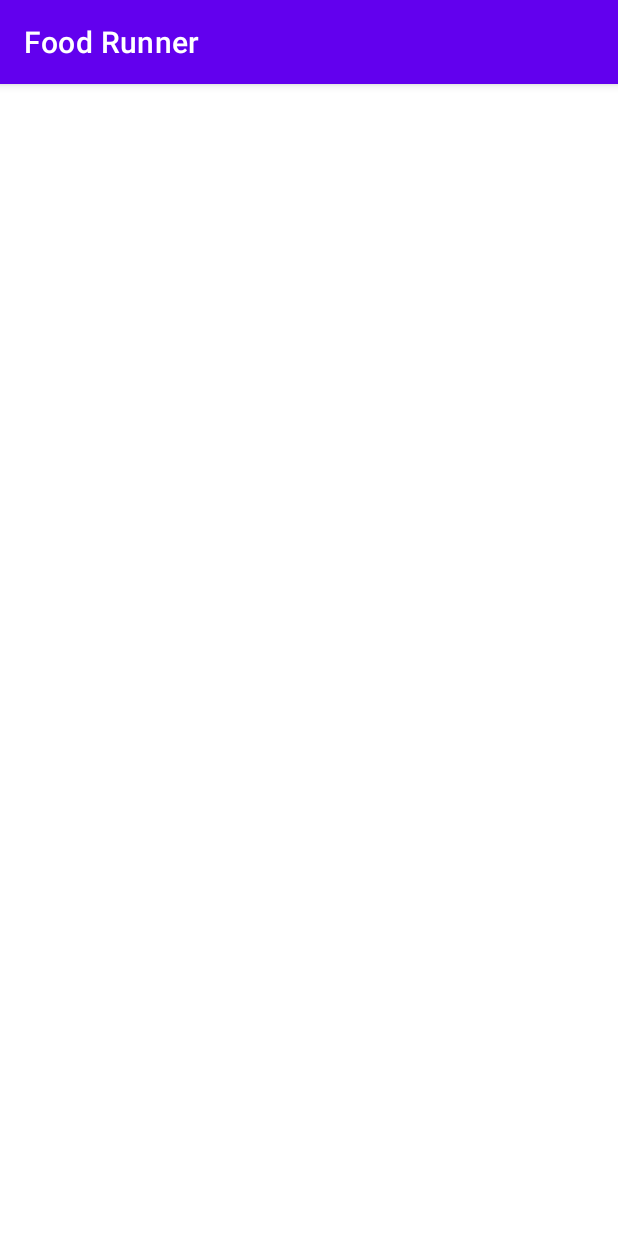
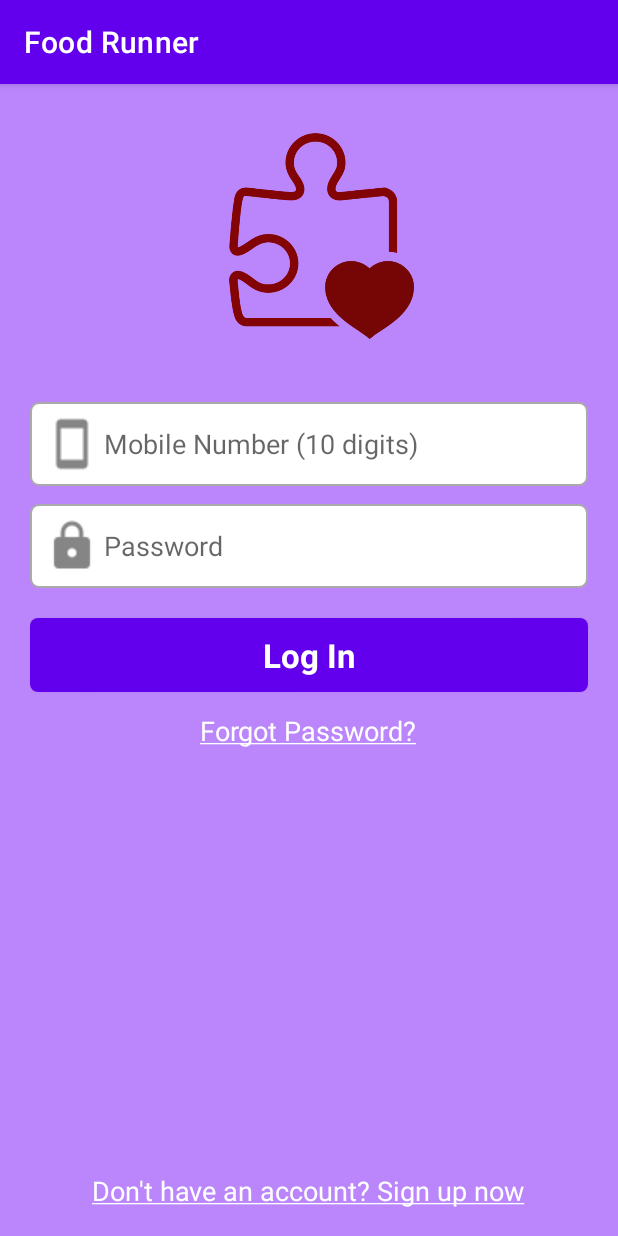
Before and after one commit to sadankhan/AndroidAlpha, an Android app: the screen it shows after launch (LoginActivity), on a phone screen of 412 x 824 dp. Run offline under Robolectric (Android 15) with nearby library versions, the phone set to English and light mode, and no system bars.

Commit message:
Add Login Layout

```diff
--- /dev/null
+++ b/foodrunner/src/main/res/drawable/button_background.xml
@@ -0,0 +1,10 @@
+<?xml version="1.0" encoding="utf-8"?>
+<shape xmlns:android="http://schemas.android.com/apk/res/android"
+    android:shape="rectangle">
+
+
+    <solid android:color="@color/purple_500"/>
+    <corners
+        android:radius="5dp" />
+
+</shape>
--- /dev/null
+++ b/foodrunner/src/main/res/drawable/text_boundary_background.xml
@@ -0,0 +1,13 @@
+<?xml version="1.0" encoding="utf-8"?>
+<shape xmlns:android="http://schemas.android.com/apk/res/android"
+    android:shape="rectangle">
+
+
+    <solid android:color="@android:color/white"/>
+    <stroke
+        android:width="1dp"
+        android:color="@android:color/darker_gray" />
+    <corners
+        android:radius="5dp"/>
+
+</shape>
--- a/foodrunner/src/main/res/layout/activity_login.xml
+++ b/foodrunner/src/main/res/layout/activity_login.xml
@@ -1,9 +1,98 @@
 <?xml version="1.0" encoding="utf-8"?>
-<androidx.constraintlayout.widget.ConstraintLayout xmlns:android="http://schemas.android.com/apk/res/android"
-    xmlns:app="http://schemas.android.com/apk/res-auto"
+<LinearLayout xmlns:android="http://schemas.android.com/apk/res/android"
     xmlns:tools="http://schemas.android.com/tools"
     android:layout_width="match_parent"
     android:layout_height="match_parent"
-    tools:context=".LoginActivity">
+    android:orientation="vertical"
+    tools:context=".LoginActivity"
+    android:background="@color/purple_200">
 
-</androidx.constraintlayout.widget.ConstraintLayout>
+    <ImageView
+        android:layout_width="140dp"
+        android:layout_height="140dp"
+        android:layout_gravity="center"
+        android:layout_marginTop="30dp"
+        android:layout_marginBottom="30dp"
+        android:contentDescription="@string/app_name"
+        android:src="@drawable/puzlogo"/>
+
+    <EditText
+        android:id="@+id/etMobileNumber"
+        android:layout_width="match_parent"
+        android:layout_height="wrap_content"
+        android:layout_marginLeft="20dp"
+        android:layout_marginRight="20dp"
+        android:layout_marginTop="12dp"
+        android:hint="@string/mobile_number"
+        android:inputType="number"
+        android:background="@drawable/text_boundary_background"
+        android:maxLength="10"
+        android:drawableLeft="@drawable/ic_action_phone"
+        android:drawablePadding="3dp"
+        android:maxLines="1"
+        android:padding="10dp"/>
+
+    <EditText
+        android:id="@+id/etPassword"
+        android:layout_width="match_parent"
+        android:layout_height="wrap_content"
+        android:layout_marginLeft="20dp"
+        android:layout_marginRight="20dp"
+        android:layout_marginTop="12dp"
+        android:hint="@string/password"
+        android:inputType="textPassword"
+        android:maxLength="6"
+        android:background="@drawable/text_boundary_background"
+        android:maxLines="1"
+        android:drawableLeft="@drawable/ic_action_password"
+        android:drawablePadding="3dp"
+        android:padding="10dp"/>
+
+    <Button
+        android:id="@+id/btnLogin"
+        android:layout_width="match_parent"
+        android:layout_height="wrap_content"
+        android:layout_marginTop="20dp"
+        android:layout_marginLeft="20dp"
+        android:layout_marginRight="20dp"
+        android:text="@string/login"
+        android:textAllCaps="false"
+        android:textStyle="bold"
+        android:textAppearance="?android:attr/textAppearanceLarge"
+        android:textColor="@android:color/white"
+        android:background="@drawable/button_background" />
+
+    <TextView
+        android:id="@+id/txtForgotPassword"
+        android:layout_width="wrap_content"
+        android:layout_height="wrap_content"
+        android:text="@string/forgot_password"
+        android:layout_marginTop="5dp"
+        android:padding="8dp"
+        android:textAppearance="?android:attr/textAppearanceMedium"
+        android:textColor="@android:color/white"
+        android:layout_gravity="center"/>
+
+    <RelativeLayout
+        android:layout_width="match_parent"
+        android:layout_height="match_parent">
+
+        <TextView
+            android:id="@+id/txtRegisterYourself"
+            android:layout_width="wrap_content"
+            android:layout_height="wrap_content"
+            android:layout_alignParentBottom="true"
+            android:layout_centerHorizontal="true"
+            android:background="@color/purple_200"
+            android:clickable="true"
+            android:focusable="true"
+            android:textAllCaps="false"
+            android:padding="8dp"
+            android:textAlignment="center"
+            android:text="@string/register_yourself"
+            android:textAppearance="?android:attr/textAppearanceMedium"
+            android:textColor="@android:color/white"
+            android:layout_marginBottom="10dp"/>
+
+    </RelativeLayout>
+</LinearLayout>
--- a/foodrunner/src/main/res/values/colors.xml
+++ b/foodrunner/src/main/res/values/colors.xml
@@ -6,6 +6,7 @@
     <color name="teal_200">#FF03DAC5</color>
     <color name="teal_700">#FF018786</color>
     <color name="black">#FF000000</color>
-    <color name="white">#FFFFFFFF</color>
+    <color name="white">#FFFFFFFF</color>>
     <color name="bg_orange">#EF690F</color>
+    <color name="color_logo">#730303</color>
 </resources>
--- a/foodrunner/src/main/res/values/strings.xml
+++ b/foodrunner/src/main/res/values/strings.xml
@@ -1,3 +1,23 @@
 <resources>
     <string name="app_name">Food Runner</string>
+    <string name="mobile_number">Mobile Number (10 digits)</string>
+    <string name="password">Password</string>
+    <string name="login">Log In</string>
+    <string name="enter_name">Name (Min. 3 characters)</string>
+    <string name="address">Delivery Address</string>
+    <string name="choose_password">Password (Min. 4 characters)</string>
+    <string name="confirm_password">Confirm Password</string>
+    <string name="registration">Register</string>
+    <string name="name">Name</string>
+    <string name="phone">Phone</string>
+    <string name="register_yourself">
+        <u>Don\'t have an account? Sign up now</u>
+    </string>
+    <string name="forgot_password">
+        <u>Forgot Password?</u>
+    </string>
+    <string name="email">Email Address</string>
+    <string name="enter_mobile_forgot_password">Enter your registered mobile number and email below:</string>
+    <string name="next">Next</string>
+    <string name="food_runner">Food Runner</string>
 </resources>
```
Also changed, not shown: foodrunner/src/main/res/drawable/app_logo.png (added), foodrunner/src/main/res/drawable/ic_action_address.png (added), foodrunner/src/main/res/drawable/ic_action_email.png (added), foodrunner/src/main/res/drawable/ic_action_password.png (added), foodrunner/src/main/res/drawable/ic_action_person.png (added), foodrunner/src/main/res/drawable/ic_action_phone.png (added), foodrunner/src/main/res/drawable/ic_action_user_image.png (added).
